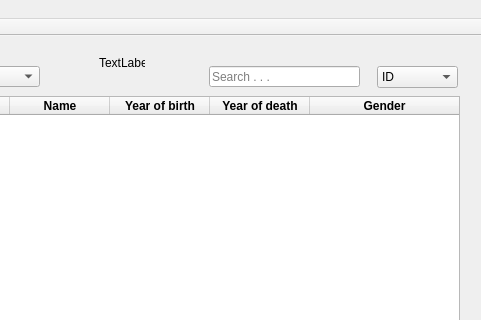
Before: the Qt Designer form mainwindow.ui in gudmundurb/H22, drawn with Qt 5; both pictures show x 111 to 592 and y 0 to 320 of the 592 by 452 pixel window.
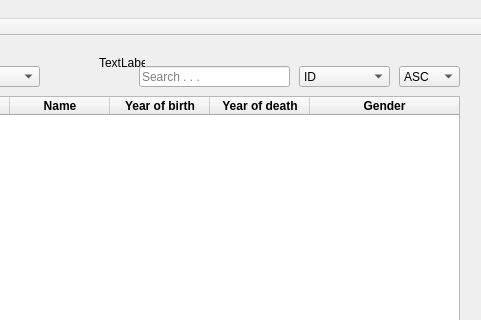
After: the same form once the commit is applied.

Patch:
```diff
--- a/mainwindow.ui
+++ b/mainwindow.ui
@@ -115,10 +115,10 @@
    <widget class="QComboBox" name="sort_combo_scientist">
     <property name="geometry">
      <rect>
-      <x>488</x>
+      <x>410</x>
       <y>30</y>
-      <width>81</width>
-      <height>22</height>
+      <width>91</width>
+      <height>21</height>
      </rect>
     </property>
     <item>
@@ -150,7 +150,7 @@
    <widget class="QLineEdit" name="search_text">
     <property name="geometry">
      <rect>
-      <x>320</x>
+      <x>250</x>
       <y>30</y>
       <width>151</width>
       <height>21</height>
@@ -198,6 +198,26 @@
      <string>TextLabel</string>
     </property>
    </widget>
+   <widget class="QComboBox" name="sort_combo_order">
+    <property name="geometry">
+     <rect>
+      <x>510</x>
+      <y>30</y>
+      <width>61</width>
+      <height>21</height>
+     </rect>
+    </property>
+    <item>
+     <property name="text">
+      <string>ASC</string>
+     </property>
+    </item>
+    <item>
+     <property name="text">
+      <string>DESC</string>
+     </property>
+    </item>
+   </widget>
   </widget>
   <widget class="QMenuBar" name="menuBar">
    <property name="geometry">
```
Left out of the diff: 7 changed lines with no effect on the pictures.
